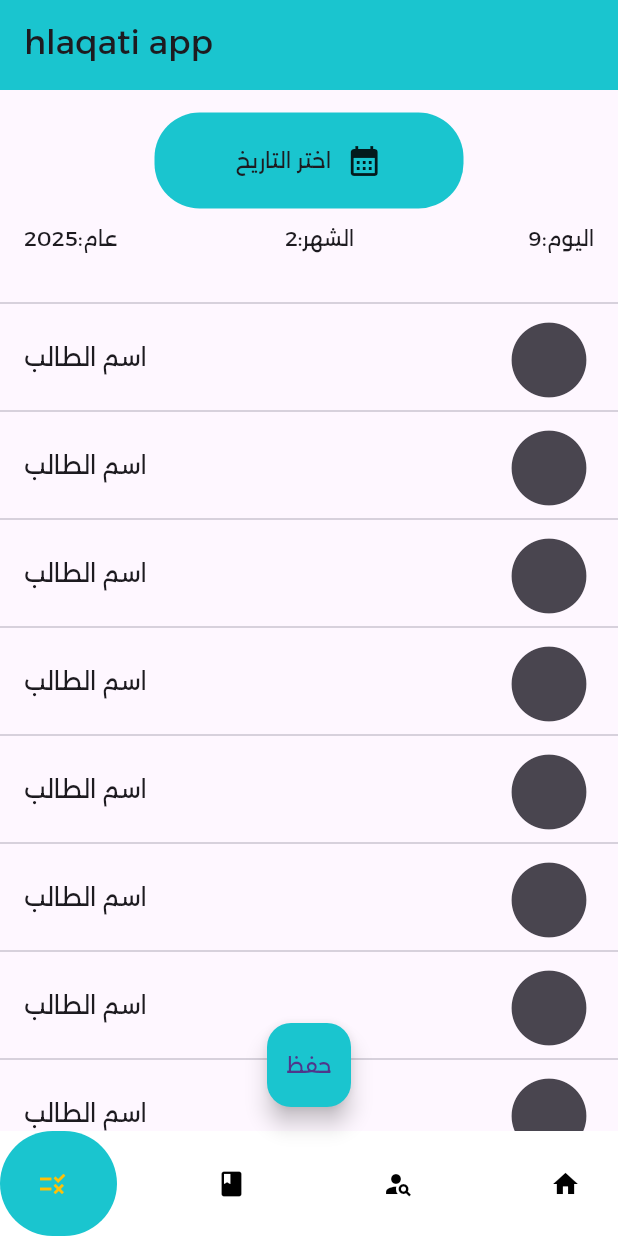
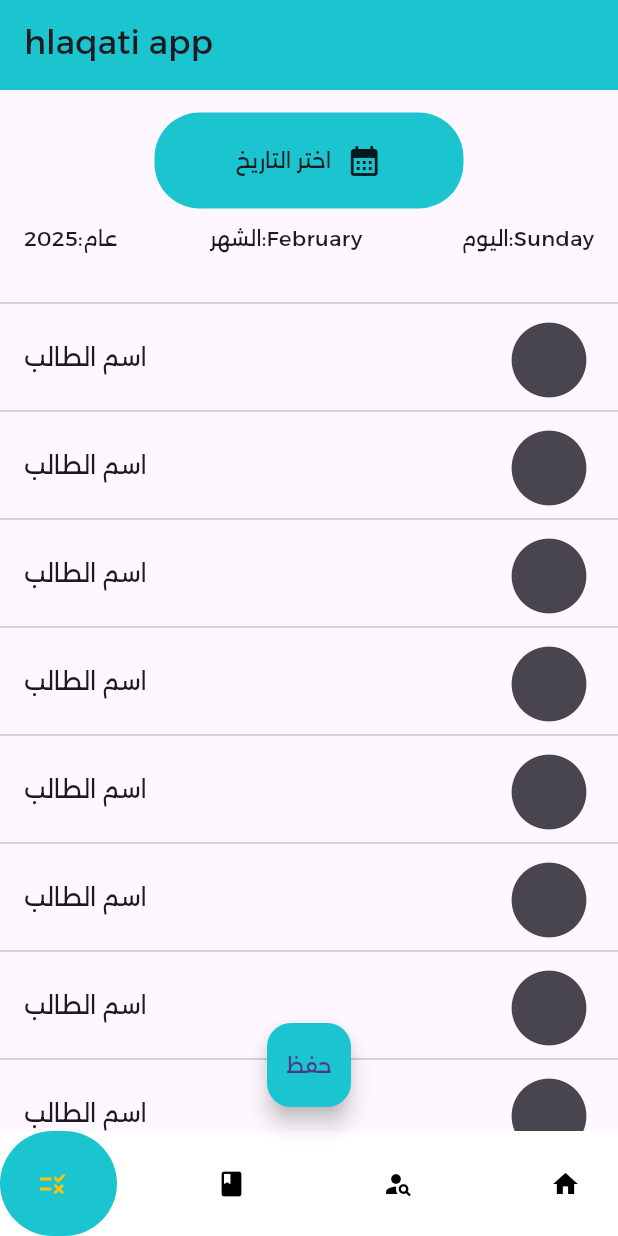
Before and after one commit to JehadISB/halaqti_app, a Flutter app: the screen it shows after launch, on a phone screen of 412 x 824 dp. Run offline on Flutter 3.47's test engine with Material 3 defaults, Android fonts, the phone set to English and light mode, and no system bars; drawn by our look-alikes of google_nav_bar.

Commit message:
add intl package to formated date

```diff
--- a/lib/widgets/attendance_view_body.dart
+++ b/lib/widgets/attendance_view_body.dart
@@ -4,6 +4,7 @@ import 'package:halaqti_app/methods/show_date_picker.dart';
 import 'package:halaqti_app/widgets/custom_button.dart';
 import 'package:halaqti_app/widgets/custom_vertical_size.dart';
 import 'package:halaqti_app/widgets/list_spreated_attendance_of_students.dart';
+import 'package:intl/intl.dart';
 
 class attendanceViewBody extends StatelessWidget {
   const attendanceViewBody({
@@ -28,8 +29,8 @@ class attendanceViewBody extends StatelessWidget {
             mainAxisAlignment: MainAxisAlignment.spaceBetween,
             children: [
               Text("عام:${dateTime.year.toString()}"),
-              Text("الشهر:${dateTime.month.toString()} "),
-              Text("اليوم:${dateTime.day.toString()}"),
+              Text("الشهر:${DateFormat("MMMM").format(dateTime)} "),
+              Text("اليوم:${DateFormat("EEEE").format(dateTime)}"),
             ],
           ),
         ),
```
